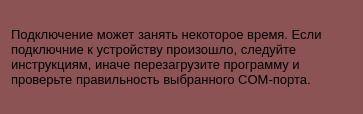
Before: the Qt Designer form connection_warning.ui in egorguslyan/kvantoriada, drawn with Qt 5.
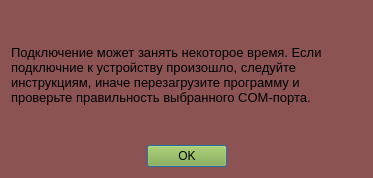
After: the same form once the commit is applied.

What changed in the file:
```diff
--- a/connection_warning.ui
+++ b/connection_warning.ui
@@ -6,8 +6,8 @@
    <rect>
     <x>0</x>
     <y>0</y>
-    <width>363</width>
-    <height>114</height>
+    <width>373</width>
+    <height>178</height>
    </rect>
   </property>
   <property name="windowTitle">
@@ -41,6 +41,22 @@
      </property>
     </widget>
    </item>
+   <item>
+    <widget class="QDialogButtonBox" name="buttonBox">
+     <property name="styleSheet">
+      <string notr="true">background-color: rgb(137, 173, 59);</string>
+     </property>
+     <property name="orientation">
+      <enum>Qt::Horizontal</enum>
+     </property>
+     <property name="standardButtons">
+      <set>QDialogButtonBox::Ok</set>
+     </property>
+     <property name="centerButtons">
+      <bool>true</bool>
+     </property>
+    </widget>
+   </item>
   </layout>
  </widget>
  <resources/>
```
